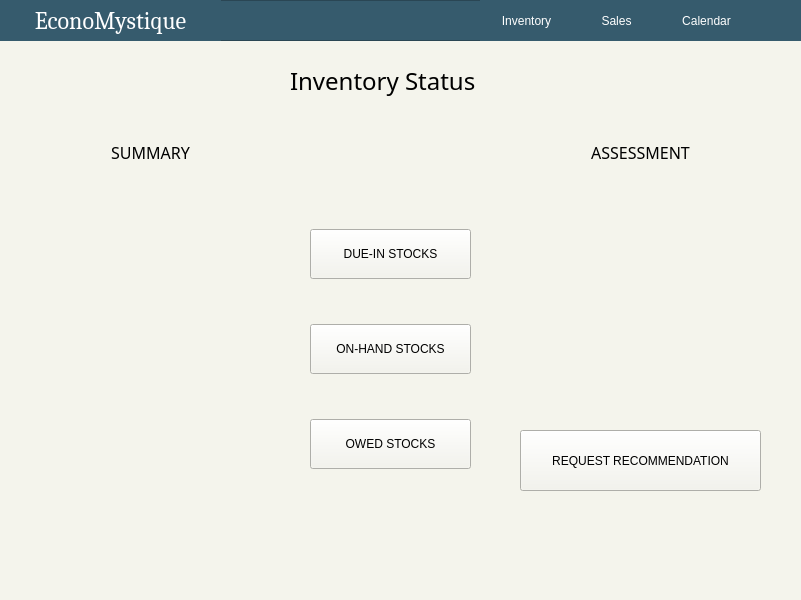
This is landingPage.ui in ongchangco/Economystique2 as Qt 5 draws it before an edit. The edited form follows.
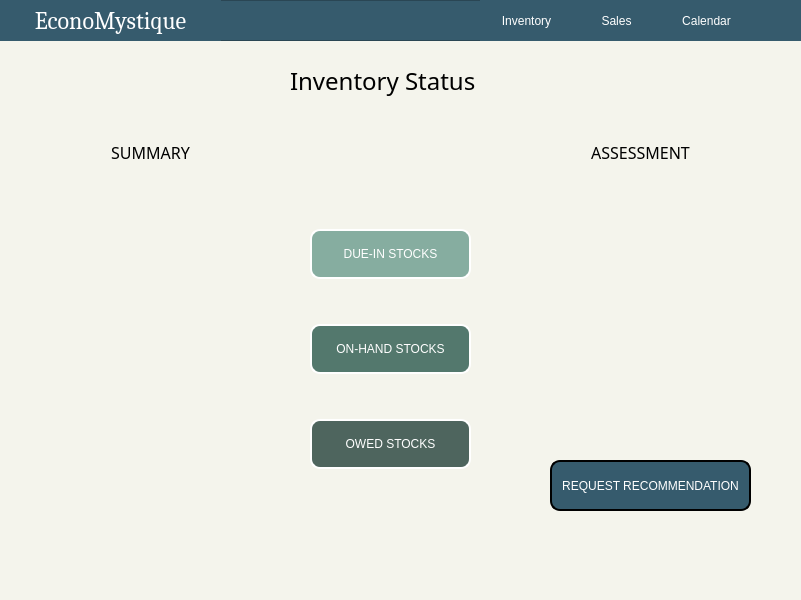
This is the edited form. Icons and pictures are not drawn.

Commit message: edited buttons styles

Patch:
```diff
--- a/landingPage.ui
+++ b/landingPage.ui
@@ -23,6 +23,12 @@
    <string notr="true">background: #f4f4ec;
 </string>
   </property>
+  <property name="toolButtonStyle">
+   <enum>Qt::ToolButtonIconOnly</enum>
+  </property>
+  <property name="tabShape">
+   <enum>QTabWidget::Rounded</enum>
+  </property>
   <widget class="QWidget" name="centralwidget">
    <property name="autoFillBackground">
     <bool>false</bool>
@@ -40,7 +46,7 @@
       <x>500</x>
       <y>190</y>
       <width>291</width>
-      <height>221</height>
+      <height>241</height>
      </rect>
     </property>
     <property name="styleSheet">
@@ -96,15 +102,39 @@
    <widget class="QPushButton" name="recommendationButton">
     <property name="geometry">
      <rect>
-      <x>520</x>
-      <y>430</y>
-      <width>241</width>
-      <height>61</height>
+      <x>550</x>
+      <y>460</y>
+      <width>201</width>
+      <height>51</height>
      </rect>
     </property>
+    <property name="cursor">
+     <cursorShape>PointingHandCursor</cursorShape>
+    </property>
+    <property name="styleSheet">
+     <string notr="true">QPushButton{
+	background: #365b6d;
+	color: white;
+	border-style: outset;
+	border-width: 2px;
+	border-radius:10px;
+	border-color: black;
+}
+QPushButton:hover {
+    background-color: #5b8ca4;
+	border: 2px solid #365b6d;
+}
+QPushButton:pressed {
+    border-style: inset;
+    background-color: #365b6d;
+}</string>
+    </property>
     <property name="text">
      <string>REQUEST RECOMMENDATION</string>
     </property>
+    <property name="default">
+     <bool>false</bool>
+    </property>
    </widget>
    <widget class="QWidget" name="verticalWidget_2" native="true">
     <property name="geometry">
@@ -129,6 +159,23 @@
          <height>50</height>
         </size>
        </property>
+       <property name="styleSheet">
+        <string notr="true">QPushButton{
+	background-color: #86ada0;
+	color: white;
+	border-style: outset;
+	border-width: 2px;
+	border-radius:10px;
+}
+QPushButton:hover {
+    background-color: #5b8ca4;
+	border: 2px solid #86ada0;
+}
+QPushButton:pressed {
+    border-style: inset;
+    background-color: #365b6d;
+}</string>
+       </property>
        <property name="text">
         <string>DUE-IN STOCKS</string>
        </property>
@@ -152,6 +199,23 @@
        <property name="layoutDirection">
         <enum>Qt::LeftToRight</enum>
        </property>
+       <property name="styleSheet">
+        <string notr="true">QPushButton {
+	background-color: #53786d;
+	color: white;
+	border-style: outset;
+	border-width: 2px;
+	border-radius:10px;
+}
+QPushButton:hover {
+    background-color: #5b8ca4;
+	border: 2px solid #53786d;
+}
+QPushButton:pressed {
+    border-style: inset;
+    background-color: #365b6d;
+}</string>
+       </property>
        <property name="text">
         <string>ON-HAND STOCKS</string>
        </property>
@@ -171,6 +235,23 @@
          <height>50</height>
         </size>
        </property>
+       <property name="styleSheet">
+        <string notr="true">QPushButton{
+	background-color: #4e655e;
+	color: white;
+	border-style: outset;
+	border-width: 2px;
+	border-radius:10px;
+}
+QPushButton:hover {
+    background-color: #5b8ca4;
+	border: 2px solid #4e655e;
+}
+QPushButton:pressed {
+    border-style: inset;
+    background-color: #4e655e;
+}</string>
+       </property>
        <property name="text">
         <string>OWED STOCKS</string>
        </property>
```
The commit also changes 3 other files.
